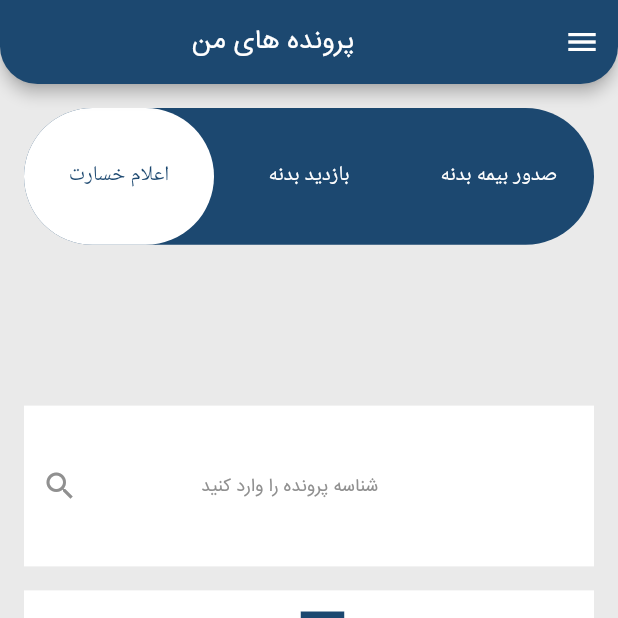
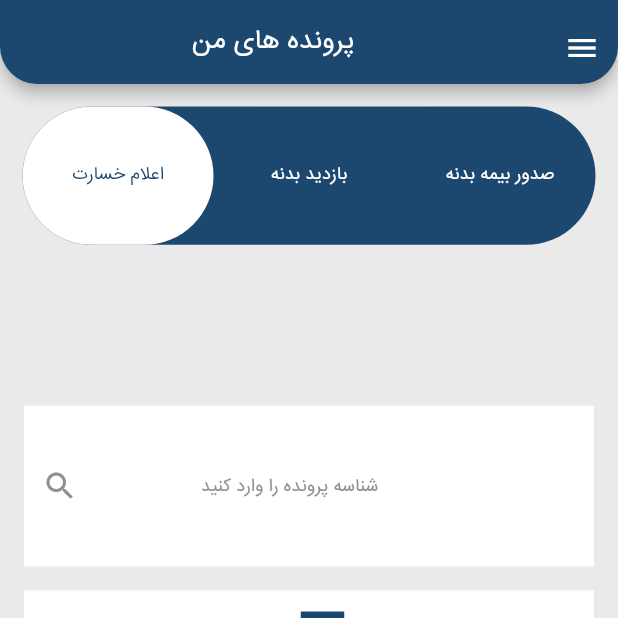
Before and after one commit to aydanaderi/api_app, a Flutter app: the screen it shows after launch, on a phone screen of 412 x 824 dp, the top half of it. Run offline on Flutter 3.47's test engine with Material 2 defaults, Android fonts, the phone set to English and light mode, and no system bars; missing offline and left inert: hexagon.

Commit message:
'fix_tabbar'

```diff
--- a/lib/information.dart
+++ b/lib/information.dart
@@ -31,7 +31,7 @@ class _InformationPageState extends State<InformationPage> with TickerProviderSt
       appBar: AppBar(
         backgroundColor: blueDark,
         title: Align(
-          alignment: Alignment.center,
+          alignment: Alignment.bottomCenter,
           child: Text(
             'پرونده های من',
             style: TextStyle(
@@ -48,31 +48,43 @@ class _InformationPageState extends State<InformationPage> with TickerProviderSt
           ),
         ),
         actions: [
-          IconButton(
-            icon: Icon(
-                Icons.menu
+          Align(
+            alignment: Alignment.bottomRight,
+            child: IconButton(
+              icon: Icon(
+                  Icons.menu
+              ),
+              color: white,
+              onPressed: (){},
             ),
-            color: white,
-            onPressed: (){},
           ),
         ],
       ),
+
       body: Column(
-        mainAxisAlignment: MainAxisAlignment.spaceBetween,
         children: [
           Expanded(
             child: Padding(
-              padding: const EdgeInsets.only(left: 16,right: 16,top: 16),
+              padding: const EdgeInsets.only(left: 15,right: 15,top: 15),
               child: Container(
                 decoration: BoxDecoration(
                   borderRadius: BorderRadius.circular(50),
                   color: blueDark,
                 ),
-                constraints: BoxConstraints.expand(height: 50),
                 child: TabBar(
                     controller: _tabcontroller,
                     labelColor: blueDark,
+                    labelStyle: TextStyle(
+                      color: blueDark,
+                      fontFamily: 'IRANSansFaNum',
+                      fontSize: 12,
+                    ),
                     unselectedLabelColor: white,
+                    unselectedLabelStyle: TextStyle(
+                      color: white,
+                      fontFamily: 'IRANSansFaNum',
+                      fontSize: 12,
+                    ),
                     tabs: [
                       Tab(
                         text: "اعلام خسارت",
@@ -101,7 +113,6 @@ class _InformationPageState extends State<InformationPage> with TickerProviderSt
                     Container(
                     ),
                     Container(
-                      child: Text("Articles Body"),
                     ),
                     Container(
                     ),
```
